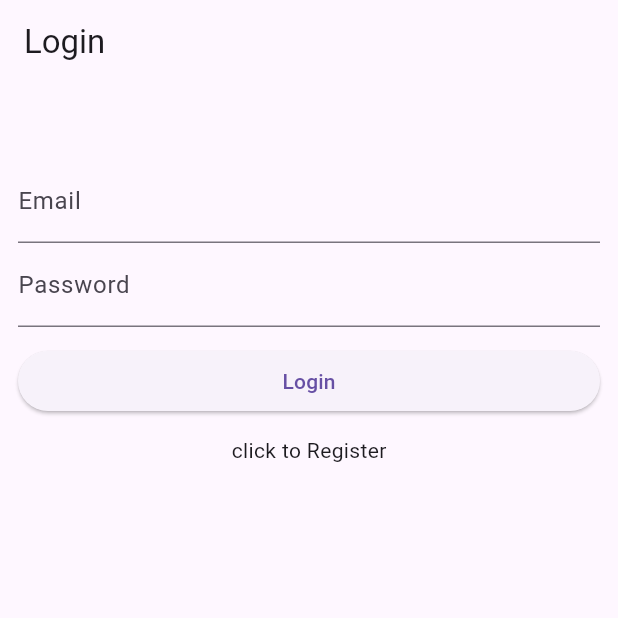
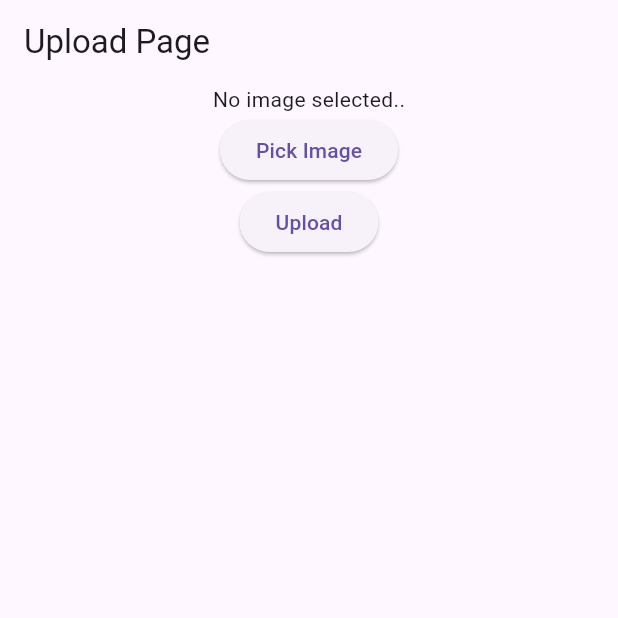
Before and after one commit to sthivar9/bexcel_app, a Flutter app: the screen it shows after launch, on a phone screen of 412 x 824 dp, the top half of it. Run offline on Flutter 3.47's test engine with Material 3 defaults, Android fonts, the light colour scheme and no system bars; our stand-ins replace image_picker, supabase_flutter; accounts and stored records are empty.

Commit message:
Added storage feature

```diff
--- a/lib/main.dart
+++ b/lib/main.dart
@@ -1,5 +1,6 @@
-import 'package:bexcel/auth/auth_gate.dart';
-import 'package:bexcel/main/note_page.dart';
+//import 'package:bexcel/auth/auth_gate.dart';
+import 'package:bexcel/storage/upload_page.dart';
+//import 'package:bexcel/main/note_page.dart';
 import 'package:flutter/material.dart';
 import 'package:supabase_flutter/supabase_flutter.dart';
 
@@ -22,7 +23,7 @@ class MyApp extends StatelessWidget {
       theme: ThemeData(
         primarySwatch: Colors.blue,
       ),
-      home: AuthGate(),
+      home: UploadPage(),
     );
   }
 }
--- /dev/null
+++ b/lib/storage/upload_page.dart
@@ -0,0 +1,63 @@
+import 'dart:io';
+
+import 'package:flutter/material.dart';
+import 'package:image_picker/image_picker.dart';
+import 'package:supabase_flutter/supabase_flutter.dart';
+
+class UploadPage extends StatefulWidget {
+  const UploadPage({super.key});
+
+  @override
+  State<UploadPage> createState() => _UploadPageState();
+}
+
+class _UploadPageState extends State<UploadPage> {
+  File? _imageFile;
+
+  // pick image
+  Future pickImage() async {
+    final ImagePicker picker = ImagePicker();
+
+    final XFile? image = await picker.pickImage(source: ImageSource.gallery);
+
+    if (image != null) {
+      setState(() {
+        _imageFile = File(image.path);
+      });
+    }
+  }
+
+  // upload image
+  Future uploadImage() async {
+    if (_imageFile == null) return;
+
+    final fileName = DateTime.now().microsecondsSinceEpoch.toString();
+    final path = 'uploads/$fileName';
+
+    await Supabase.instance.client.storage
+        .from('images')
+        .upload(path, _imageFile!)
+        .then((value) => ScaffoldMessenger.of(context)
+            .showSnackBar(SnackBar(content: Text("Image upload Success"))));
+  }
+
+  @override
+  Widget build(BuildContext context) {
+    return Scaffold(
+      appBar: AppBar(
+        title: Text("Upload Page"),
+      ),
+      body: Center(
+        child: Column(
+          children: [
+            _imageFile != null
+                ? Image.file(_imageFile!)
+                : Text("No image selected.."),
+            ElevatedButton(onPressed: pickImage, child: Text("Pick Image")),
+            ElevatedButton(onPressed: uploadImage, child: Text("Upload"))
+          ],
+        ),
+      ),
+    );
+  }
+}
--- a/pubspec.yaml
+++ b/pubspec.yaml
@@ -36,6 +36,7 @@ dependencies:
   # Use with the CupertinoIcons class for iOS style icons.
   cupertino_icons: ^1.0.6
   supabase_flutter: ^2.8.3
+  image_picker: ^1.1.2
 
 dev_dependencies:
   flutter_test:
```
Also changed, not shown: pubspec.lock, 5 other files.
